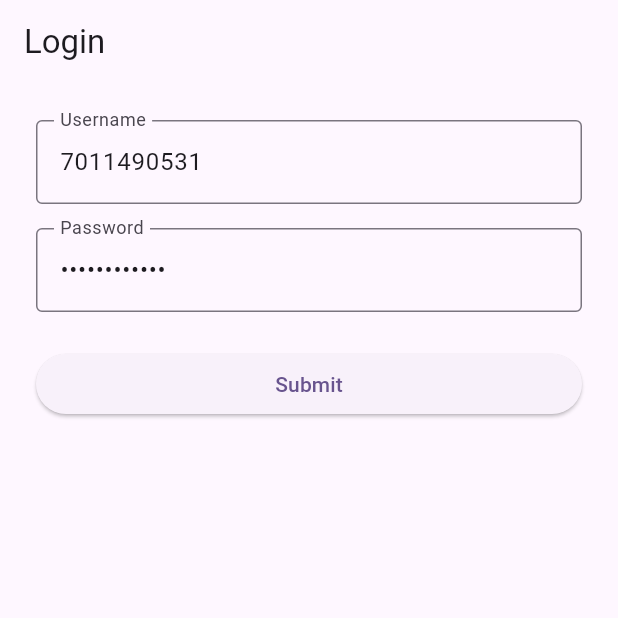
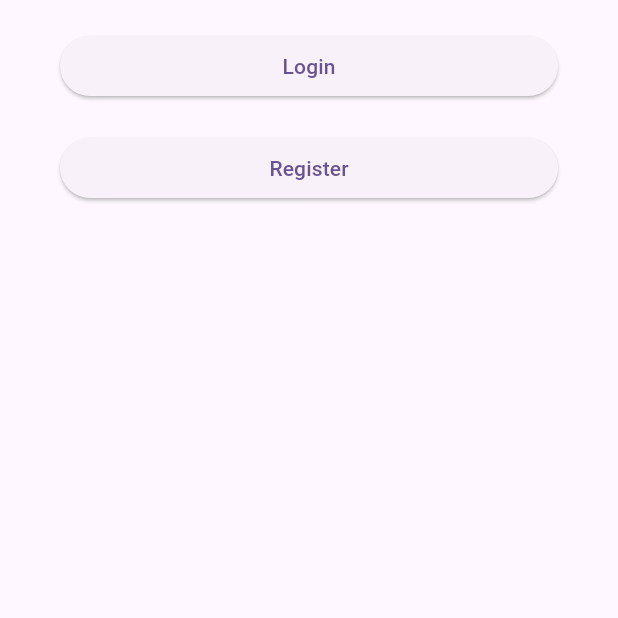
Before and after one commit to udit00/MCA_PROJECT_FrontEnd, a Flutter app: the screen it shows after launch, on a phone screen of 412 x 824 dp, the top half of it. Run offline on Flutter 3.47's test engine with Material 3 defaults, Android fonts, the phone set to English and light mode, and no system bars; our stand-ins replace dio, shared_preferences; accounts and stored records are empty.

Commit message:
Added Provider for Onboarding, Login, Greetings

```diff
--- a/lib/common/models/common_api_response_model.dart
+++ b/lib/common/models/common_api_response_model.dart
@@ -17,6 +17,5 @@ class CommonApiResponse {
     );
   }
 
-  /// Returns true if the response has an error or the status code is not in the 2xx range.
   bool get hasError => error != null || (status < 200 || status >= 300);
 }
--- /dev/null
+++ b/lib/core/storage/storage_service.dart
@@ -0,0 +1,29 @@
+import 'package:shared_preferences/shared_preferences.dart';
+
+class StorageService {
+  // Private constructor
+  StorageService._internal();
+
+  // Single instance (lazily initialized)
+  static final StorageService _instance = StorageService._internal();
+
+  // Public getter to access the same instance everywhere
+  static StorageService get instance => _instance;
+
+  static const String _authTokenKey = 'authToken';
+
+  Future<void> saveAuthToken(String token) async {
+    final prefs = await SharedPreferences.getInstance();
+    await prefs.setString(_authTokenKey, token);
+  }
+
+  Future<String?> getAuthToken() async {
+    final prefs = await SharedPreferences.getInstance();
+    return prefs.getString(_authTokenKey);
+  }
+
+  Future<void> clearAuthToken() async {
+    final prefs = await SharedPreferences.getInstance();
+    await prefs.remove(_authTokenKey);
+  }
+}
--- a/lib/features/auth/presentation/login_screen.dart
+++ b/lib/features/auth/presentation/login_screen.dart
@@ -1,81 +1,53 @@
 import 'package:flutter/material.dart';
+import 'package:provider/provider.dart';
 import 'package:zymm/features/home/presentation/greeting_screen.dart';
 import 'package:zymm/features/auth/presentation/viewmodel/login_viewmodel.dart';
-import 'package:zymm/features/auth/presentation/widgets/loading_widget.dart';
 
 class LoginScreen extends StatefulWidget {
-  const LoginScreen({Key? key}) : super(key: key);
+  const LoginScreen({super.key});
 
   @override
   State<LoginScreen> createState() => _LoginScreenState();
 }
 
 class _LoginScreenState extends State<LoginScreen> {
-  final _viewModel = LoginViewModel();
   final _usernameController = TextEditingController();
   final _passwordController = TextEditingController();
-  final _formKey = GlobalKey<FormState>();
 
   @override
   void initState() {
     super.initState();
-    _viewModel.addListener(_handleStateChange);
     _usernameController.text = '7011490531';
     _passwordController.text = 'password@123';
   }
 
   @override
   void dispose() {
-    _viewModel.removeListener(_handleStateChange);
-    _viewModel.dispose();
     _usernameController.dispose();
     _passwordController.dispose();
     super.dispose();
   }
 
-  void _handleStateChange() {
-    if (_viewModel.state == ViewState.success) {
+  @override
+  Widget build(BuildContext context) {
+    return Consumer<LoginViewModel>(
+      builder: (context, loginVM, child) {
+        if (loginVM.state == ViewState.success) {
+          WidgetsBinding.instance.addPostFrameCallback((_) {
             Navigator.of(context).pushReplacement(
               MaterialPageRoute(
                 builder: (context) => GreetingScreen(
-            displayName: _viewModel.loginResponse?.displayName ?? 'User',
+                  displayName: loginVM.loginResponse?.displayName ?? 'User',
                 ),
               ),
             );
-    } else {
-      // Rebuild the widget to show loading or error states
-      setState(() {});
+          });
         }
-  }
-
-  void _submit() {
-    if (_formKey.currentState?.validate() ?? false) {
-      _viewModel.login(_usernameController.text, _passwordController.text);
-    }
-  }
-
-  @override
-  Widget build(BuildContext context) {
         return Scaffold(
           appBar: AppBar(
             title: const Text('Login'),
           ),
-      body: _buildBody(),
-    );
-  }
-
-  Widget _buildBody() {
-    if (_viewModel.state == ViewState.loading) {
-      return const LoadingWidget();
-    }
-    return _buildLoginForm();
-  }
-
-  Widget _buildLoginForm() {
-    return Padding(
-      padding: const EdgeInsets.all(24.0),
-      child: Form(
-        key: _formKey,
+          body: SafeArea(
               child: Column(
                 mainAxisSize: MainAxisSize.min,
                 children: [
@@ -101,21 +73,25 @@ class _LoginScreenState extends State<LoginScreen> {
                   SizedBox(
                     width: double.infinity,
                     child: ElevatedButton(
-                onPressed: _submit,
+                      onPressed: () {
+                        loginVM.login(_usernameController.text, _passwordController.text);
+                      },
                       child: const Text('Submit'),
                     ),
                   ),
-            if (_viewModel.state == ViewState.error)
+                  if (loginVM.state == ViewState.error)
                     Padding(
                       padding: const EdgeInsets.only(top: 16.0),
                       child: Text(
-                  _viewModel.errorMessage ?? 'An error occurred',
+                        loginVM.errorMessage ?? 'An error occurred',
                         style: const TextStyle(color: Colors.red),
                       ),
                     ),
                 ],
               ),
-      ),
+          )
+        );
+      }
     );
   }
 }
--- a/lib/features/home/presentation/viewmodel/greeting_viewmodel.dart
+++ b/lib/features/home/presentation/viewmodel/greeting_viewmodel.dart
@@ -14,7 +14,9 @@ class GreetingViewModel extends ChangeNotifier {
 
   Future<void> fetchSelfData() async {
     _state = GreetingState.loading;
-    notifyListeners();
+    WidgetsBinding.instance.addPostFrameCallback((_) {
+      notifyListeners();
+    });
 
     try {
       final response = await _repository.getSelfData();
--- /dev/null
+++ b/lib/features/onboarding/presentation/onboarding_screen.dart
@@ -0,0 +1,88 @@
+import 'package:flutter/material.dart';
+import 'package:provider/provider.dart';
+import 'package:zymm/features/auth/presentation/widgets/loading_widget.dart';
+import 'package:zymm/features/onboarding/presentation/viewmodel/onboarding_viewmodel.dart';
+
+import '../../auth/presentation/login_screen.dart';
+import '../../home/presentation/home_screen.dart';
+
+class OnboardingScreen extends StatefulWidget {
+  const OnboardingScreen({super.key});
+
+  @override
+  State<OnboardingScreen> createState() => _OnboardingScreenState();
+}
+
+class _OnboardingScreenState extends State<OnboardingScreen> {
+
+  @override
+  void initState() {
+    super.initState();
+    Provider.of<OnboardingViewModel>(context, listen: false).checkAuthStatus();
+  }
+
+  @override
+  Widget build(BuildContext context) {
+    return Consumer<OnboardingViewModel>(
+      builder: (context, onboardingVM, child) {
+        // Navigate to HomeScreen if authenticated
+        if (onboardingVM.state == AuthState.authenticated) {
+          WidgetsBinding.instance.addPostFrameCallback((_) {
+            Navigator.pushReplacement(
+              context,
+              MaterialPageRoute(builder: (_) => const HomeScreen()),
+            );
+          });
+        }
+
+        switch(onboardingVM.state) {
+          case AuthState.loading: return const LoadingWidget();
+          case AuthState.authenticated: return const LoadingWidget();
+            // WidgetsBinding.instance.addPostFrameCallback((_) {
+            //   Navigator.pushReplacement(
+            //     context,
+            //     MaterialPageRoute(builder: (_) => const HomeScreen()),
+            //   );
+            // });
+          case AuthState.unauthenticated:
+              return Scaffold(
+                body: SafeArea(
+                  child: Container(
+                    padding: const EdgeInsets.symmetric(vertical: 20),
+                    child: Column(
+                      crossAxisAlignment: CrossAxisAlignment.stretch,
+                      children: [
+                        Padding(
+                          padding: const EdgeInsets.symmetric(horizontal: 40),
+                          child: ElevatedButton(
+                            onPressed: () {
+                              Navigator.push(
+                                context,
+                                MaterialPageRoute(
+                                    builder: (context) => const LoginScreen()),
+                              );
+                            },
+                            child: const Text("Login"),
+                          ),
+                        ),
+                        const SizedBox(height: 20),
+                        Padding(
+                          padding: const EdgeInsets.symmetric(horizontal: 40),
+                          child: ElevatedButton(
+                            onPressed: () {
+                              // Navigate to Registration
+                            },
+                            child: const Text("Register"),
+                          ),
+                        ),
+                      ],
+                    ),
+                  ),
+                ),
+              );
+        }
+      }
+    );
+  }
+
+}
--- /dev/null
+++ b/lib/features/onboarding/presentation/viewmodel/onboarding_viewmodel.dart
@@ -0,0 +1,32 @@
+import 'package:flutter/foundation.dart';
+import 'package:zymm/core/storage/storage_service.dart';
+
+enum AuthState { loading, authenticated, unauthenticated }
+
+class OnboardingViewModel extends ChangeNotifier {
+  final StorageService _storageService = StorageService.instance;
+
+  AuthState _state = AuthState.loading;
+  AuthState get state => _state;
+
+  Future<void> checkAuthStatus() async {
+    final token = await _storageService.getAuthToken();
+
+    if (token == null || token.isEmpty) {
+      _state = AuthState.unauthenticated;
+    } else {
+      _state = AuthState.authenticated;
+    }
+
+    notifyListeners();
+  }
+
+  Future<void> logout() async {
+    await _storageService.clearAuthToken();
+    _state = AuthState.unauthenticated;
+    notifyListeners();
+  }
+
+
+
+}
--- a/lib/main.dart
+++ b/lib/main.dart
@@ -1,5 +1,10 @@
 import 'package:flutter/material.dart';
-import 'package:zymm/features/auth/presentation/login_screen.dart';
+import 'package:provider/provider.dart';
+import 'package:zymm/features/onboarding/presentation/onboarding_screen.dart';
+import 'package:zymm/utils/screen_dimensions.dart';
+import 'features/auth/presentation/viewmodel/login_viewmodel.dart';
+import 'features/home/presentation/viewmodel/greeting_viewmodel.dart';
+import 'features/onboarding/presentation/viewmodel/onboarding_viewmodel.dart';
 
 
 void main() {
@@ -11,14 +16,22 @@ class MyApp extends StatelessWidget {
 
   @override
   Widget build(BuildContext context) {
-    return MaterialApp(
+    ScreenDimensions.init(context);
+    return MultiProvider(
+        providers: [
+          ChangeNotifierProvider(create: (_) => OnboardingViewModel()),
+          ChangeNotifierProvider(create: (_) => LoginViewModel()),
+          ChangeNotifierProvider(create: (_) => GreetingViewModel()),
+        ],
+        child: MaterialApp(
           title: 'Flutter Demo',
           debugShowCheckedModeBanner: false,
           theme: ThemeData(
             colorScheme: ColorScheme.fromSeed(seedColor: Colors.deepPurple),
             useMaterial3: true,
           ),
-      home: const LoginScreen(),
+          home: OnboardingScreen(),
+        )
     );
   }
 }
--- /dev/null
+++ b/lib/utils/screen_dimensions.dart
@@ -0,0 +1,29 @@
+
+import 'package:flutter/material.dart';
+
+class ScreenDimensions {
+  ScreenDimensions._();
+
+  static late double _width;
+  static late double _height;
+  static bool _initialized = false;
+
+  static void init(BuildContext context) {
+    if (!_initialized) {
+      final size = MediaQuery.of(context).size;
+      _width = size.width;
+      _height = size.height;
+      _initialized = true;
+    }
+  }
+
+  static double get width {
+    assert(_initialized, "ScreenDimensions.init(context) must be called first!");
+    return _width;
+  }
+
+  static double get height {
+    assert(_initialized, "ScreenDimensions.init(context) must be called first!");
+    return _height;
+  }
+}
```
Also changed, not shown: lib/core/network/api_service.dart (+19 -14 lines), lib/features/auth/presentation/viewmodel/login_viewmodel.dart (+6 -3 lines), lib/features/home/presentation/greeting_screen.dart (+18 -24 lines), pubspec.yaml (+3 -70 lines), pubspec.lock, 1 other file. Lines whose indentation alone changed are shown as unchanged.
